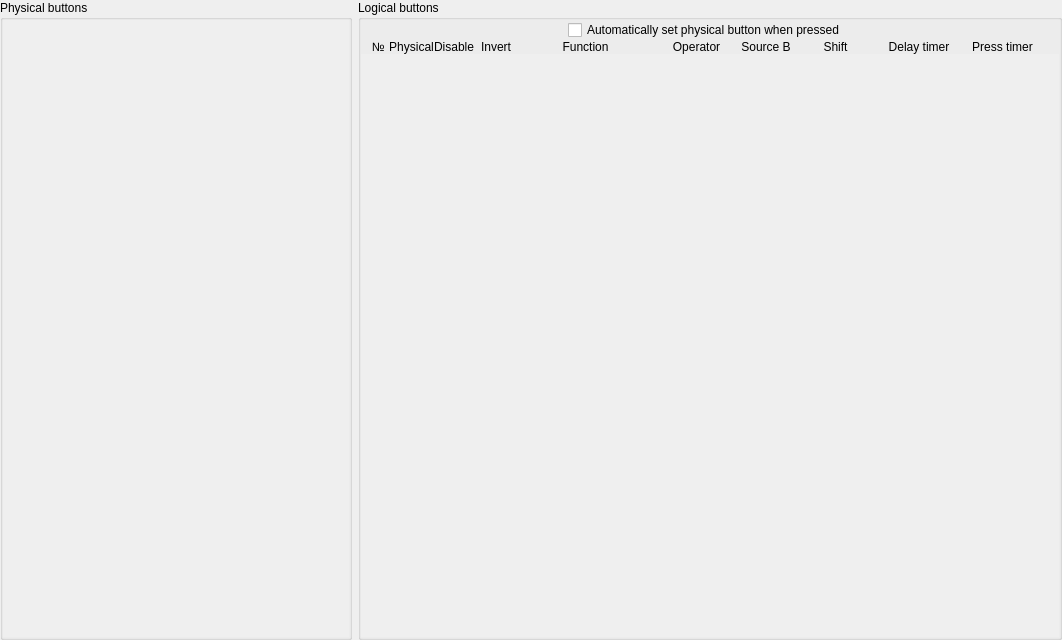
Old version of the form src/widgets/buttons/buttonconfig.ui in the repository anpeaco/FreeJoyXConfiguratorQt.
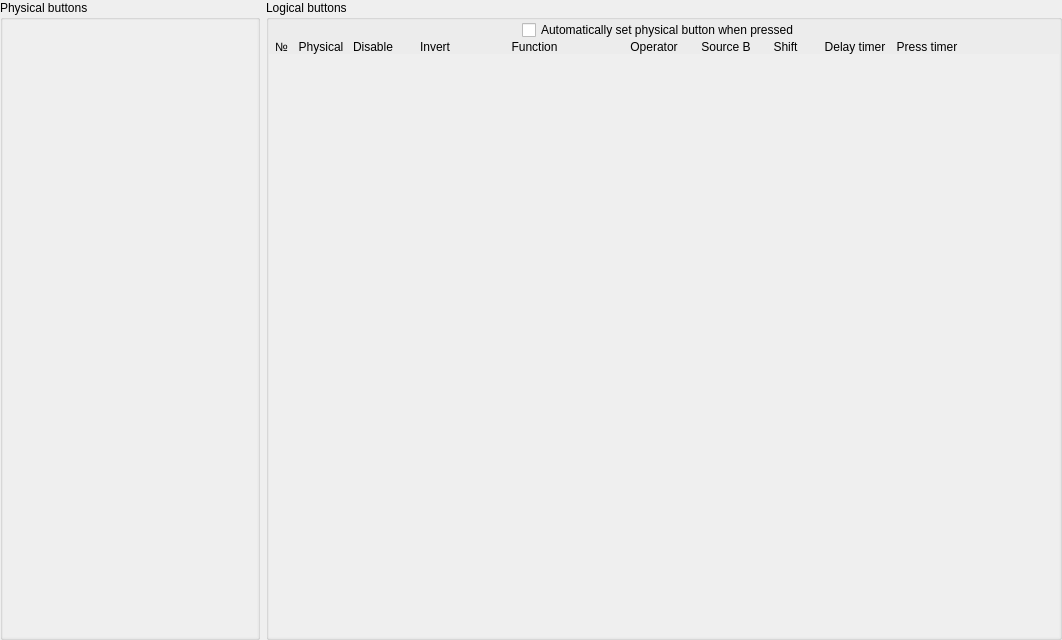
New version of the form. Custom widgets are drawn as their Qt base class.

Commit message: Tighten Button Config tab: fixed widths, dash for unassigned, narrow physical column

The edit to the form file:
```diff
--- a/src/widgets/buttons/buttonconfig.ui
+++ b/src/widgets/buttons/buttonconfig.ui
@@ -37,7 +37,7 @@
      <property name="title">
       <string>Logical buttons</string>
      </property>
-     <layout class="QGridLayout" name="gridLayout_2" columnstretch="4,6,5,1,5,20,12,8,12,12,12,0">
+     <layout class="QGridLayout" name="gridLayout_2">
       <property name="leftMargin">
        <number>0</number>
       </property>
@@ -50,11 +50,26 @@
       <property name="bottomMargin">
        <number>0</number>
       </property>
-      <property name="spacing">
+      <property name="horizontalSpacing">
+       <number>2</number>
+      </property>
+      <property name="verticalSpacing">
        <number>0</number>
       </property>
       <item row="1" column="8">
        <widget class="QLabel" name="label_4">
+        <property name="sizePolicy">
+         <sizepolicy hsizetype="Fixed" vsizetype="Preferred">
+          <horstretch>0</horstretch>
+          <verstretch>0</verstretch>
+         </sizepolicy>
+        </property>
+        <property name="minimumSize">
+         <size><width>65</width><height>0</height></size>
+        </property>
+        <property name="maximumSize">
+         <size><width>65</width><height>16777215</height></size>
+        </property>
         <property name="text">
          <string>Shift</string>
         </property>
@@ -65,6 +80,18 @@
       </item>
       <item row="1" column="9">
        <widget class="QLabel" name="label_3">
+        <property name="sizePolicy">
+         <sizepolicy hsizetype="Fixed" vsizetype="Preferred">
+          <horstretch>0</horstretch>
+          <verstretch>0</verstretch>
+         </sizepolicy>
+        </property>
+        <property name="minimumSize">
+         <size><width>70</width><height>0</height></size>
+        </property>
+        <property name="maximumSize">
+         <size><width>70</width><height>16777215</height></size>
+        </property>
         <property name="text">
          <string>Delay timer</string>
         </property>
@@ -75,6 +102,18 @@
       </item>
       <item row="1" column="10">
        <widget class="QLabel" name="label_2">
+        <property name="sizePolicy">
+         <sizepolicy hsizetype="Fixed" vsizetype="Preferred">
+          <horstretch>0</horstretch>
+          <verstretch>0</verstretch>
+         </sizepolicy>
+        </property>
+        <property name="minimumSize">
+         <size><width>70</width><height>0</height></size>
+        </property>
+        <property name="maximumSize">
+         <size><width>70</width><height>16777215</height></size>
+        </property>
         <property name="text">
          <string>Press timer</string>
         </property>
@@ -85,6 +124,18 @@
       </item>
       <item row="1" column="1">
        <widget class="QLabel" name="label_8">
+        <property name="sizePolicy">
+         <sizepolicy hsizetype="Fixed" vsizetype="Preferred">
+          <horstretch>0</horstretch>
+          <verstretch>0</verstretch>
+         </sizepolicy>
+        </property>
+        <property name="minimumSize">
+         <size><width>50</width><height>0</height></size>
+        </property>
+        <property name="maximumSize">
+         <size><width>50</width><height>16777215</height></size>
+        </property>
         <property name="text">
          <string>Physical</string>
         </property>
@@ -95,11 +146,11 @@
       </item>
       <item row="1" column="11">
        <widget class="QLabel" name="label_9">
-        <property name="minimumSize">
-         <size>
-          <width>15</width>
-          <height>0</height>
-         </size>
+        <property name="sizePolicy">
+         <sizepolicy hsizetype="Expanding" vsizetype="Preferred">
+          <horstretch>1</horstretch>
+          <verstretch>0</verstretch>
+         </sizepolicy>
         </property>
         <property name="text">
          <string/>
@@ -108,6 +159,18 @@
       </item>
       <item row="1" column="5">
        <widget class="QLabel" name="label_5">
+        <property name="sizePolicy">
+         <sizepolicy hsizetype="Fixed" vsizetype="Preferred">
+          <horstretch>0</horstretch>
+          <verstretch>0</verstretch>
+         </sizepolicy>
+        </property>
+        <property name="minimumSize">
+         <size><width>145</width><height>0</height></size>
+        </property>
+        <property name="maximumSize">
+         <size><width>145</width><height>16777215</height></size>
+        </property>
         <property name="text">
          <string>Function</string>
         </property>
@@ -118,6 +181,18 @@
       </item>
       <item row="1" column="6">
        <widget class="QLabel" name="label_LogicOp">
+        <property name="sizePolicy">
+         <sizepolicy hsizetype="Fixed" vsizetype="Preferred">
+          <horstretch>0</horstretch>
+          <verstretch>0</verstretch>
+         </sizepolicy>
+        </property>
+        <property name="minimumSize">
+         <size><width>90</width><height>0</height></size>
+        </property>
+        <property name="maximumSize">
+         <size><width>90</width><height>16777215</height></size>
+        </property>
         <property name="text">
          <string>Operator</string>
         </property>
@@ -128,6 +203,18 @@
       </item>
       <item row="1" column="7">
        <widget class="QLabel" name="label_SourceB">
+        <property name="sizePolicy">
+         <sizepolicy hsizetype="Fixed" vsizetype="Preferred">
+          <horstretch>0</horstretch>
+          <verstretch>0</verstretch>
+         </sizepolicy>
+        </property>
+        <property name="minimumSize">
+         <size><width>50</width><height>0</height></size>
+        </property>
+        <property name="maximumSize">
+         <size><width>50</width><height>16777215</height></size>
+        </property>
         <property name="text">
          <string>Source B</string>
         </property>
@@ -138,16 +225,40 @@
       </item>
       <item row="1" column="4">
        <widget class="QLabel" name="label_6">
+        <property name="sizePolicy">
+         <sizepolicy hsizetype="Fixed" vsizetype="Preferred">
+          <horstretch>0</horstretch>
+          <verstretch>0</verstretch>
+         </sizepolicy>
+        </property>
+        <property name="minimumSize">
+         <size><width>50</width><height>0</height></size>
+        </property>
+        <property name="maximumSize">
+         <size><width>50</width><height>16777215</height></size>
+        </property>
         <property name="text">
          <string>Invert</string>
         </property>
         <property name="alignment">
-         <set>Qt::AlignBottom|Qt::AlignLeading|Qt::AlignLeft</set>
+         <set>Qt::AlignBottom|Qt::AlignHCenter</set>
         </property>
        </widget>
       </item>
       <item row="1" column="3">
        <widget class="QLabel" name="label_10">
+        <property name="sizePolicy">
+         <sizepolicy hsizetype="Fixed" vsizetype="Preferred">
+          <horstretch>0</horstretch>
+          <verstretch>0</verstretch>
+         </sizepolicy>
+        </property>
+        <property name="minimumSize">
+         <size><width>8</width><height>0</height></size>
+        </property>
+        <property name="maximumSize">
+         <size><width>8</width><height>16777215</height></size>
+        </property>
         <property name="text">
          <string/>
         </property>
@@ -155,8 +266,20 @@
       </item>
       <item row="1" column="0">
        <widget class="QLabel" name="label">
+        <property name="sizePolicy">
+         <sizepolicy hsizetype="Fixed" vsizetype="Preferred">
+          <horstretch>0</horstretch>
+          <verstretch>0</verstretch>
+         </sizepolicy>
+        </property>
+        <property name="minimumSize">
+         <size><width>25</width><height>0</height></size>
+        </property>
+        <property name="maximumSize">
+         <size><width>25</width><height>16777215</height></size>
+        </property>
         <property name="text">
-         <string notr="true">  №</string>
+         <string notr="true">№</string>
         </property>
         <property name="alignment">
          <set>Qt::AlignBottom|Qt::AlignHCenter</set>
@@ -165,11 +288,23 @@
       </item>
       <item row="1" column="2">
        <widget class="QLabel" name="label_7">
+        <property name="sizePolicy">
+         <sizepolicy hsizetype="Fixed" vsizetype="Preferred">
+          <horstretch>0</horstretch>
+          <verstretch>0</verstretch>
+         </sizepolicy>
+        </property>
+        <property name="minimumSize">
+         <size><width>50</width><height>0</height></size>
+        </property>
+        <property name="maximumSize">
+         <size><width>50</width><height>16777215</height></size>
+        </property>
         <property name="text">
          <string>Disable</string>
         </property>
         <property name="alignment">
-         <set>Qt::AlignBottom|Qt::AlignRight|Qt::AlignTrailing</set>
+         <set>Qt::AlignBottom|Qt::AlignHCenter</set>
         </property>
        </widget>
       </item>
@@ -280,6 +415,24 @@
    </item>
    <item row="0" column="0">
     <widget class="QGroupBox" name="groupBox_PhysicalButtons">
+     <property name="sizePolicy">
+      <sizepolicy hsizetype="Fixed" vsizetype="Expanding">
+       <horstretch>0</horstretch>
+       <verstretch>0</verstretch>
+      </sizepolicy>
+     </property>
+     <property name="minimumSize">
+      <size>
+       <width>260</width>
+       <height>0</height>
+      </size>
+     </property>
+     <property name="maximumSize">
+      <size>
+       <width>260</width>
+       <height>16777215</height>
+      </size>
+     </property>
      <property name="title">
       <string>Physical buttons</string>
      </property>
```
The commit also changes 1 other file.
